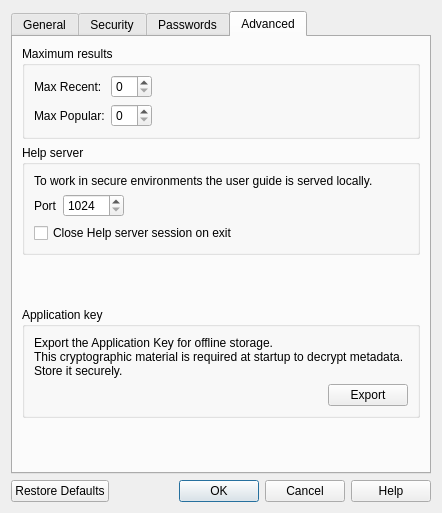
The window that ui/preferencesdialog.ui (sysal1280/passwords) describes before a commit, drawn with Qt 5.
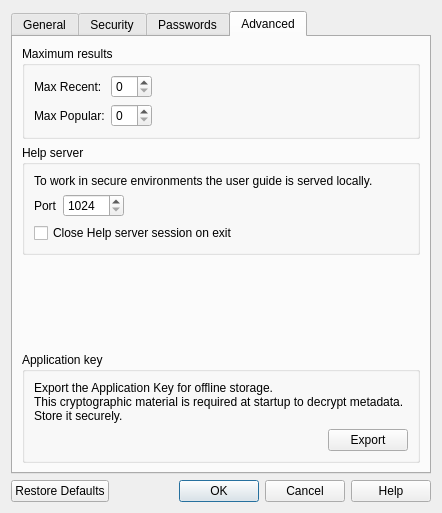
The same window after the commit. The open tabs and pages were chosen to show the change.

```diff
--- a/ui/preferencesdialog.ui
+++ b/ui/preferencesdialog.ui
@@ -573,19 +573,6 @@
          </layout>
         </widget>
        </item>
-       <item>
-        <spacer name="verticalSpacer_2">
-         <property name="orientation">
-          <enum>Qt::Orientation::Vertical</enum>
-         </property>
-         <property name="sizeHint" stdset="0">
-          <size>
-           <width>20</width>
-           <height>40</height>
-          </size>
-         </property>
-        </spacer>
-       </item>
       </layout>
      </widget>
     </widget>
```
Left out of the diff: 2 changed lines with no effect on the pictures.
